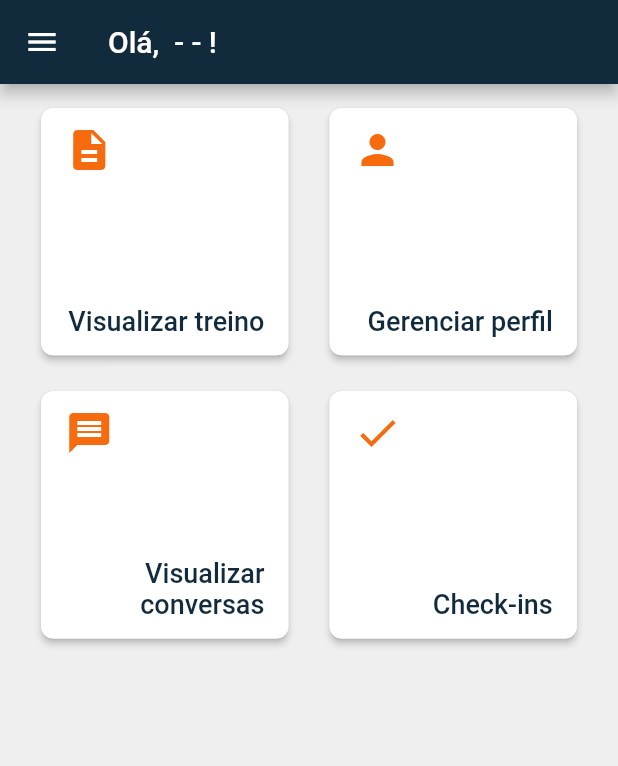
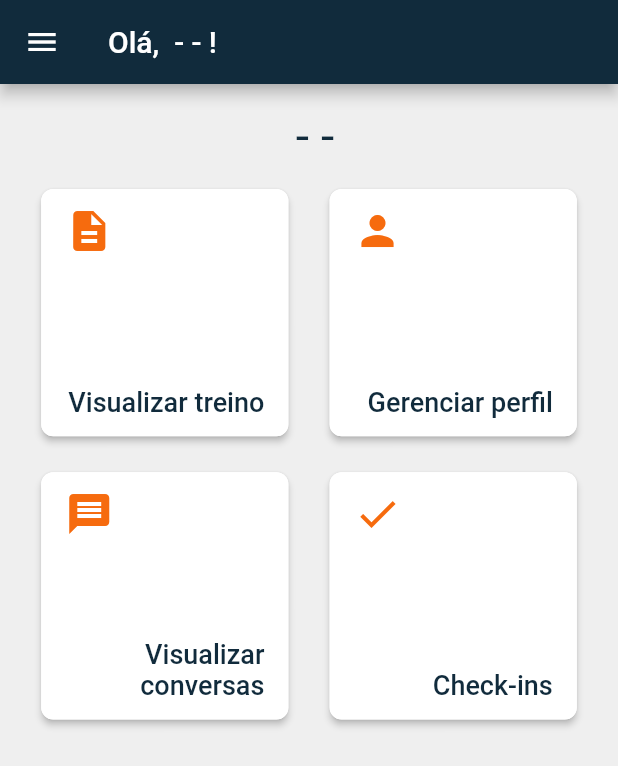
Before and after one commit to Edu-Motter/perseu-app, a Flutter app: the AthleteHomeScreen screen opened by its route, on a phone screen of 412 x 824 dp. Shown: the top 766 px of the screen. Run offline on Flutter 3.47's test engine with Material 2 defaults, Android fonts, the phone set to English and light mode, and no system bars; our stand-ins replace another_flushbar, cloud_firestore, dio, firebase_core, firebase_messaging, form_field_validator and 6 more; missing offline and left inert: cpf_cnpj_validator; accounts and stored records are empty; generated files the repository leaves out were written again.

Commit message:
feat: team name on athlete home

```diff
--- a/perseu/lib/src/screens/athlete_home/athlete_home_screen.dart
+++ b/perseu/lib/src/screens/athlete_home/athlete_home_screen.dart
@@ -37,7 +37,18 @@ class AthleteHomeScreen extends StatelessWidget {
               body: SingleChildScrollView(
                 child: Padding(
                   padding: const EdgeInsets.only(top: 16.0),
-                  child: Row(
+                  child: Column(
+                    children: [
+                      Text(
+                        model.teamName,
+                        textAlign: TextAlign.center,
+                        style: const TextStyle(
+                          fontSize: 32,
+                          color: Palette.primary,
+                        ),
+                      ),
+                      const SizedBox(height: 16),
+                      Row(
                         mainAxisAlignment: MainAxisAlignment.spaceEvenly,
                         children: [
                           Column(
@@ -80,6 +91,8 @@ class AthleteHomeScreen extends StatelessWidget {
                           ),
                         ],
                       ),
+                    ],
+                  ),
                 ),
               ));
         },
--- a/perseu/lib/src/screens/athlete_home/athlete_home_viewmodel.dart
+++ b/perseu/lib/src/screens/athlete_home/athlete_home_viewmodel.dart
@@ -3,4 +3,6 @@ import 'package:perseu/src/states/foundation.dart';
 class AthleteHomeViewModel extends AppViewModel {
 
   String get athleteName => session.userSession?.athlete?.name ?? ' - - ';
+
+  String get teamName => session.userSession?.team?.name ?? ' - - ';
 }
```
Lines whose indentation alone changed are shown as unchanged.
